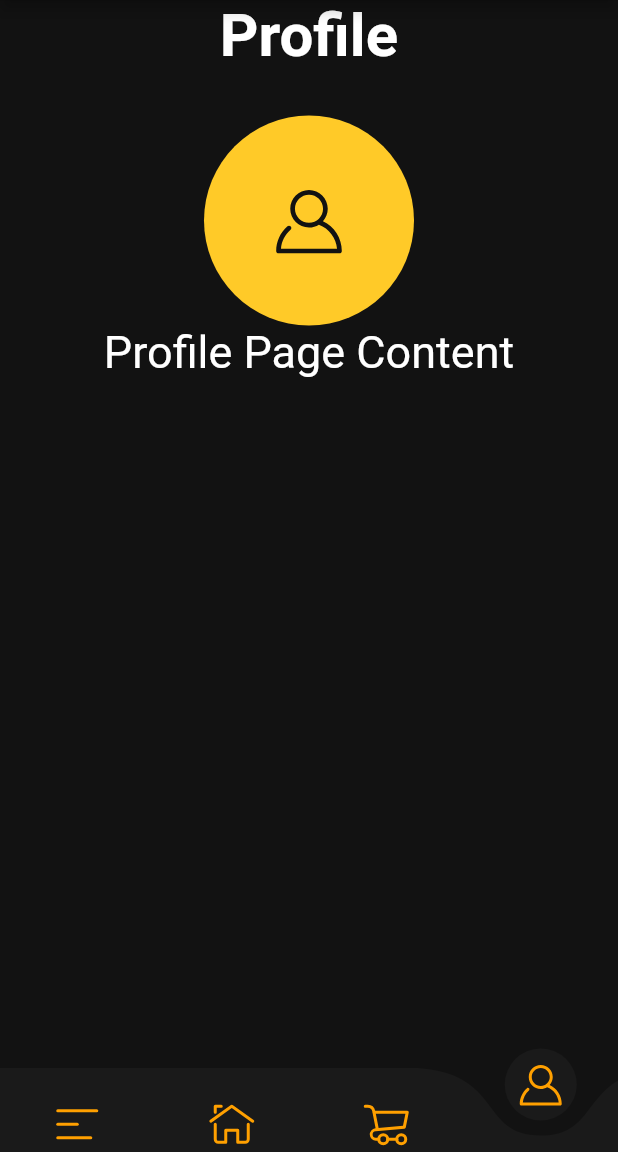
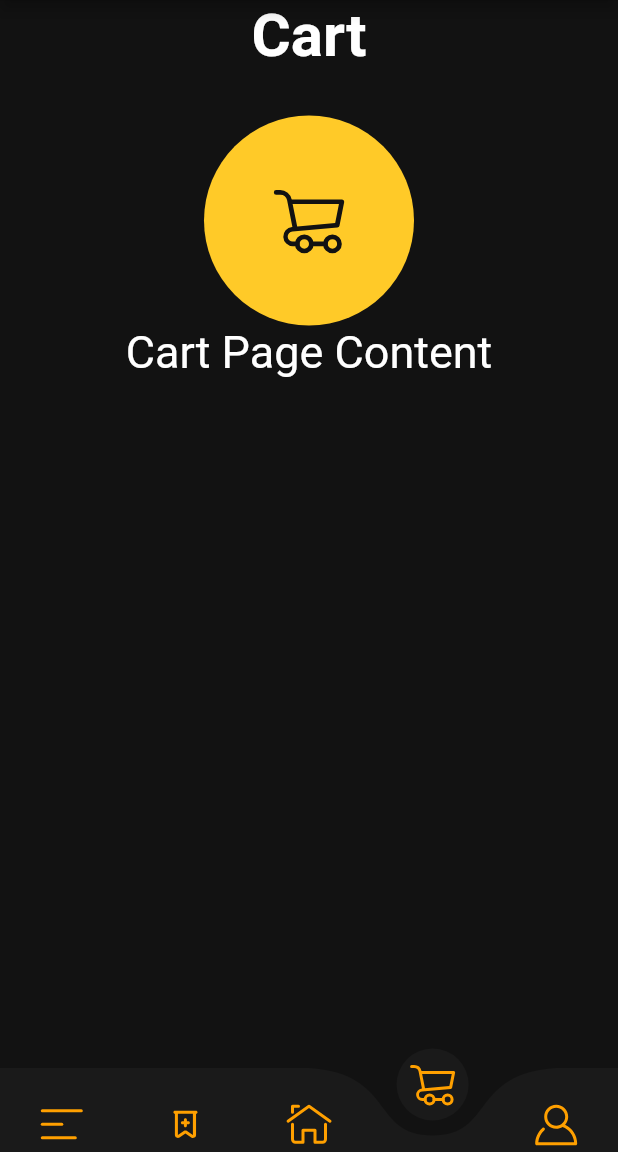
Before and after one commit to Ysf-Akdnz/Night-Bazaar-App, a Flutter app: the screen it shows after launch, item 4 of the bottom bar chosen, on a phone screen of 412 x 824 dp, the part 84-1236 px from its top. Run offline on Flutter 3.47's test engine with Material 2 defaults, Android fonts, the phone set to English and light mode, and no system bars; drawn by our look-alikes of curved_navigation_bar; our stand-ins replace flutter_riverpod, flutter_svg, get, google_fonts.

Commit message:
navbar'da riverpod kullanılarak değişikliğe gidildi

```diff
--- a/night-bazaar-app/lib/components/custom_bottom_navbar.dart
+++ b/night-bazaar-app/lib/components/custom_bottom_navbar.dart
@@ -1,69 +1,23 @@
 import 'package:curved_navigation_bar/curved_navigation_bar.dart';
 import 'package:flutter/material.dart';
-import 'package:flutter_svg/flutter_svg.dart';
+import 'package:flutter_riverpod/flutter_riverpod.dart';
 import 'package:prototip/constant/constant.dart';
-import 'package:prototip/view/assets.dart';
+import 'package:prototip/view/base_scaffold.dart';
 
-class CostumBottomNavBar extends StatefulWidget with PreferredSizeWidget {
+class CostumBottomNavbar extends ConsumerWidget {
+  const CostumBottomNavbar({super.key});
   @override
-  final Size preferredSize;
-  final int initialIndex; //Başlangıç indeksi
-  final ValueChanged<int>
-      onIndexChanged; //Indeksin değiştiğinde geri çağrı işlevi
-
-  CostumBottomNavBar({
-    Key? key,
-    required this.initialIndex,
-    required this.onIndexChanged,
-  })  : preferredSize = const Size.fromHeight(56.0),
-        super(key: key);
-
-  @override
-  State<CostumBottomNavBar> createState() => _CostumBottomNavBarState();
-}
-
-class _CostumBottomNavBarState extends State<CostumBottomNavBar> {
-  int index = 1;
-
-  @override
-  void initState() {
-    index = widget.initialIndex; //Başlangıçta verilen indek değeri
-    super.initState();
-  }
-
-  @override
-  Widget build(BuildContext context) {
+  Widget build(BuildContext context, WidgetRef ref) {
+    var watch = ref.watch(baseScaffoldRiverpod);
+    var read = ref.read(baseScaffoldRiverpod);
     return CurvedNavigationBar(
-      index: index,
+      items: read.items,
+      index: watch.currentIndex,
       height: 56,
       backgroundColor: Colors.transparent,
       animationDuration: const Duration(milliseconds: 300),
       color: Constant.whiteGrey.withOpacity(0.5),
-      onTap: (selectedIndex) {
-        setState(() {
-          index = selectedIndex; //Seçilen simgenin indeksini güncelle
-          widget.onIndexChanged(
-              selectedIndex); //MainScreendeki indeksi güncellemek için geri çağrı yap
-        });
-      },
-      items: [
-        SvgPicture.asset(
-          Assets.icons.icMenuIcon,
-          color: Constant.nightAmber,
-        ),
-        SvgPicture.asset(
-          Assets.icons.icHomeIcon,
-          color: Constant.nightAmber,
-        ),
-        SvgPicture.asset(
-          Assets.icons.icBasketIcon,
-          color: Constant.nightAmber,
-        ),
-        SvgPicture.asset(
-          Assets.icons.icProfileIcon,
-          color: Constant.nightAmber,
-        )
-      ],
+      onTap: (newPageIndex) => read.setCurrentIndex(newPageIndex),
     );
   }
 }
--- a/night-bazaar-app/lib/main.dart
+++ b/night-bazaar-app/lib/main.dart
@@ -2,7 +2,7 @@ import 'package:flutter/material.dart';
 import 'package:flutter_riverpod/flutter_riverpod.dart';
 import 'package:get/get.dart';
 import 'package:prototip/constant/constant.dart';
-import 'package:prototip/view/main-screen.dart';
+import 'package:prototip/view/base_scaffold.dart';
 import 'package:prototip/view/splash.dart';
 
 void main() => runApp(const ProviderScope(child: MyApp()));
@@ -19,7 +19,7 @@ class MyApp extends StatelessWidget {
       initialRoute: "/",
       routes: {
         "/": (context) => Splash(),
-        "/mainScreen": (context) => const MainScreen(),
+        "/baseScaffold": (context) => BaseScaffold()
       },
       debugShowCheckedModeBanner: false,
       //navigatorKey: Grock.navigationKey, //Sayfa geçiş işlemlerinde kullanılacak
--- a/night-bazaar-app/lib/screens/basket-screen.dart
+++ b/night-bazaar-app/lib/screens/cart_screen.dart
@@ -4,30 +4,30 @@ import 'package:google_fonts/google_fonts.dart';
 import 'package:prototip/constant/constant.dart';
 import 'package:prototip/view/assets.dart';
 
-class BasketScreen extends StatelessWidget {
-  const BasketScreen({super.key});
+class CartScreen extends StatelessWidget {
+  const CartScreen({super.key});
 
   @override
   Widget build(BuildContext context) {
     return Column(
       children: [
         Text(
-          "Basket",
+          "Cart",
           style: GoogleFonts.eduSaBeginner(
               fontSize: 40, color: Colors.white, fontWeight: FontWeight.bold),
         ),
-        SizedBox(height: 30),
+        const SizedBox(height: 30),
         CircleAvatar(
           backgroundColor: Constant.ligthAmber,
           radius: 70,
           child: SvgPicture.asset(
-            Assets.icons.icBasketIcon,
+            Assets.icons.icCartIcon,
             color: Constant.darkGrey,
             width: 50,
           ),
         ),
         Text(
-          "Basket Page Content",
+          "Cart Page Content",
           style: GoogleFonts.eduSaBeginner(fontSize: 30, color: Colors.white),
         ),
       ],
--- a/night-bazaar-app/lib/view/assets.dart
+++ b/night-bazaar-app/lib/view/assets.dart
@@ -18,5 +18,6 @@ class _AssetsIcons {
   final icSearchIcon = 'assets/icons/search-icon.svg';
   final icProfileIcon = 'assets/icons/profile-icon.svg';
   final icHomeIcon = 'assets/icons/home-icon.svg';
-  final icBasketIcon = 'assets/icons/basket-icon.svg';
+  final icCartIcon = 'assets/icons/cart-icon.svg';
+  final icWishlistIcon = 'assets/icons/wishlist-icon.svg';
 }
--- /dev/null
+++ b/night-bazaar-app/lib/view/base_scaffold.dart
@@ -0,0 +1,29 @@
+import 'package:flutter/material.dart';
+import 'package:flutter_riverpod/flutter_riverpod.dart';
+import 'package:prototip/components/custom_appbar.dart';
+import 'package:prototip/components/custom_bottom_navbar.dart';
+import 'package:prototip/riverpod/base_scaffold_rivepod.dart';
+
+final baseScaffoldRiverpod =
+    ChangeNotifierProvider((ref) => BaseScaffoldRiverpod());
+
+class BaseScaffold extends ConsumerStatefulWidget {
+  @override
+  ConsumerState<ConsumerStatefulWidget> createState() => _BaseScaffoldState();
+}
+
+class _BaseScaffoldState extends ConsumerState<BaseScaffold> {
+  @override
+  Widget build(BuildContext context) {
+    return SafeArea(
+      child: Scaffold(
+        appBar: CustomAppbar(),
+        bottomNavigationBar: CostumBottomNavbar(),
+        body: Container(
+            width: double.infinity,
+            height: double.infinity,
+            child: ref.watch(baseScaffoldRiverpod).getSelectedWidget()),
+      ),
+    );
+  }
+}
--- a/night-bazaar-app/lib/view/main-screen.dart
+++ /dev/null
@@ -1,66 +0,0 @@
-import 'package:flutter/material.dart';
-import 'package:flutter_riverpod/flutter_riverpod.dart';
-import 'package:prototip/components/custom_appbar.dart';
-import 'package:prototip/components/custom_bottom_navbar.dart';
-import 'package:prototip/constant/constant.dart';
-import 'package:prototip/screens/basket-screen.dart';
-import 'package:prototip/screens/home-screen.dart';
-import 'package:prototip/screens/menu-screen.dart';
-import 'package:prototip/screens/profile-screen.dart';
-
-class MainScreen extends ConsumerStatefulWidget {
-  const MainScreen({Key? key}) : super(key: key);
-
-  @override
-  ConsumerState<ConsumerStatefulWidget> createState() => _MainScreenState();
-}
-
-class _MainScreenState extends ConsumerState<MainScreen> {
-  int index = 1; //Başlangıç indeksi
-
-  @override
-  Widget build(BuildContext context) {
-    return SafeArea(
-      child: Scaffold(
-        backgroundColor: Constant.darkGrey,
-        appBar: CustomAppbar(),
-        bottomNavigationBar: CostumBottomNavBar(
-          initialIndex: index, //ButtomNavBarın başlangıç indeksi
-          onIndexChanged: (newIndex) {
-            setState(() {
-              index = newIndex; //MainScreendeki indeksi güncelle
-            });
-          },
-        ),
-        body: Container(
-          width: double.infinity,
-          height: double.infinity,
-          alignment: Alignment.center,
-          child: getSelectedWidget(index: index),
-        ),
-      ),
-    );
-  }
-
-  Widget getSelectedWidget({required int index}) {
-    Widget widget;
-    switch (index) {
-      case 0:
-        widget = MenuScreen();
-        break;
-      case 1:
-        widget = HomeScreen();
-        break;
-      case 2:
-        widget = BasketScreen();
-        break;
-      case 3:
-        widget = ProfileScreen();
-        break;
-      default:
-        widget = HomeScreen();
-        break;
-    }
-    return widget;
-  }
-}
--- a/night-bazaar-app/lib/view/splash.dart
+++ b/night-bazaar-app/lib/view/splash.dart
@@ -12,7 +12,7 @@ class _SplashState extends State<Splash> {
   @override
   void initState() {
     Future.delayed(const Duration(seconds: 2), () {
-      Navigator.pushReplacementNamed(context, "/mainScreen");
+      Navigator.pushReplacementNamed(context, "/baseScaffold");
     });
     super.initState();
   }
```
Also changed, not shown: night-bazaar-app/lib/riverpod/base_scaffold_rivepod.dart (added, +42 -0 lines), night-bazaar-app/lib/screens/wishlist_screen.dart (added, +36 -0 lines), night-bazaar-app/assets/icons/cart-icon.svg (renamed from night-bazaar-app/assets/icons/basket-icon.svg), night-bazaar-app/assets/icons/wishlist-icon.svg (added), night-bazaar-app/lib/screens/home_screen.dart (renamed from night-bazaar-app/lib/screens/home-screen.dart), night-bazaar-app/lib/screens/menu_screen.dart (renamed from night-bazaar-app/lib/screens/menu-screen.dart), night-bazaar-app/lib/screens/profile_screen.dart (renamed from night-bazaar-app/lib/screens/profile-screen.dart).
